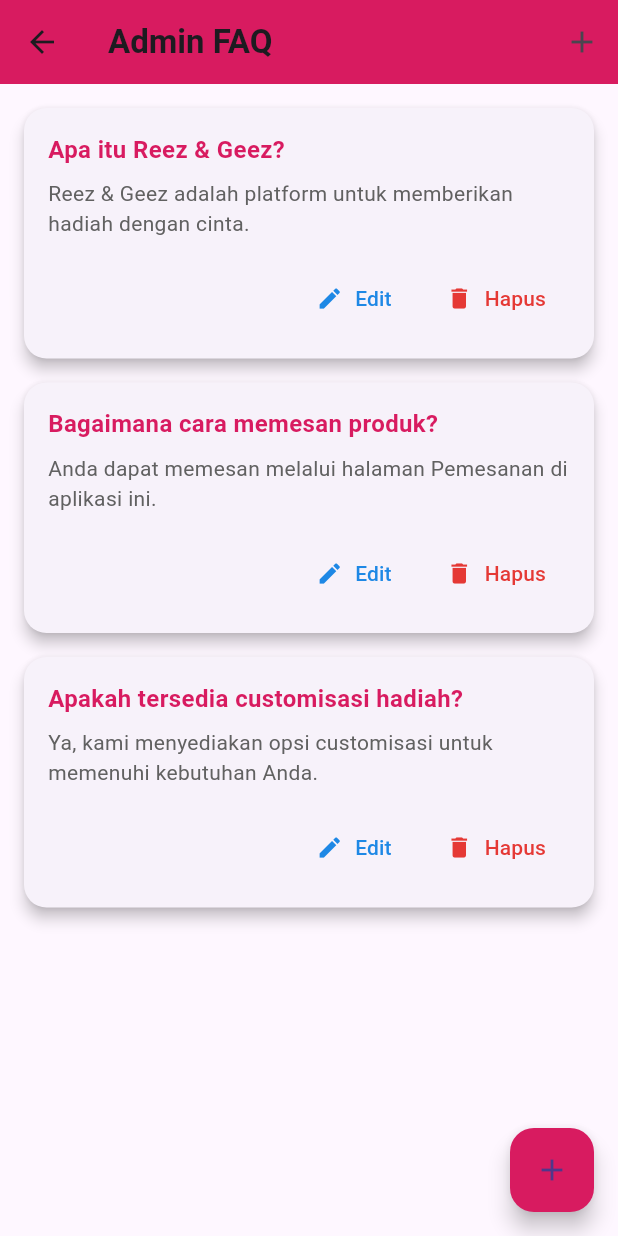
After one commit to fitraaromeo/ReezAndGeez, a Flutter app: the EditFaqPage screen opened by its route, on a phone screen of 412 x 824 dp. The commit adds this screen. Run offline on Flutter 3.47's test engine with Material 3 defaults, Android fonts, the phone set to English and light mode, and no system bars; our stand-ins replace get; Roboto replaces fonts that are missing (Montserrat).

Commit message:
Menambahkan Page edit FAQ dan FAQ

```diff
--- a/lib/app/modules/home/views/admin_page.dart
+++ b/lib/app/modules/home/views/admin_page.dart
@@ -139,7 +139,7 @@
                             width: double.infinity,
                             child: ElevatedButton(
                               onPressed: () {
-                                // Implement navigation or action for Edit FAQ
+                                Get.toNamed('/editfaq');
                               },
                               style: ElevatedButton.styleFrom(
                                 backgroundColor: Colors.pink.shade600,
--- a/lib/app/modules/home/views/customer_page.dart
+++ b/lib/app/modules/home/views/customer_page.dart
@@ -1,5 +1,6 @@
 import 'package:flutter/material.dart';
 import 'package:get/get.dart';
+import 'package:reez_and_geez1/app/modules/home/views/faq_page.dart';
 import 'package:reez_and_geez1/app/modules/home/views/order_form_page.dart';
 import 'catalog_page.dart'; // Import the CatalogPage
 
@@ -195,7 +196,7 @@
                               elevation: 6,
                             ),
                             onPressed: () {
-                              Get.snackbar("Info", "Menuju halaman FAQ!");
+                              Get.to(FaqPage());
                             },
                             child: Text(
                               'FAQ',
--- /dev/null
+++ b/lib/app/modules/home/views/edit_faq.dart
@@ -0,0 +1,138 @@
+import 'package:flutter/material.dart';
+import 'package:get/get.dart';
+
+class EditFaqPage extends StatelessWidget {
+  @override
+  Widget build(BuildContext context) {
+    // Data dummy FAQ
+    final List<Map<String, String>> faqData = [
+      {
+        'question': 'Apa itu Reez & Geez?',
+        'answer': 'Reez & Geez adalah platform untuk memberikan hadiah dengan cinta.'
+      },
+      {
+        'question': 'Bagaimana cara memesan produk?',
+        'answer': 'Anda dapat memesan melalui halaman Pemesanan di aplikasi ini.'
+      },
+      {
+        'question': 'Apakah tersedia customisasi hadiah?',
+        'answer': 'Ya, kami menyediakan opsi customisasi untuk memenuhi kebutuhan Anda.'
+      },
+    ];
+
+    return Scaffold(
+      appBar: AppBar(
+        title: Text(
+          'Admin FAQ',
+          style: TextStyle(
+            fontFamily: 'Montserrat',
+            fontWeight: FontWeight.bold,
+          ),
+        ),
+        backgroundColor: Colors.pink.shade600,
+        actions: [
+          IconButton(
+            icon: Icon(Icons.add),
+            onPressed: () {
+              // Placeholder untuk tambah FAQ
+              Get.snackbar('Info', 'Tambah FAQ baru!');
+            },
+          ),
+        ],
+      ),
+      body: Padding(
+        padding: const EdgeInsets.all(16.0),
+        child: ListView.builder(
+          itemCount: faqData.length,
+          itemBuilder: (context, index) {
+            return Card(
+              margin: EdgeInsets.only(bottom: 16),
+              elevation: 4,
+              shape: RoundedRectangleBorder(
+                borderRadius: BorderRadius.circular(15),
+              ),
+              child: Padding(
+                padding: const EdgeInsets.all(16.0),
+                child: Column(
+                  crossAxisAlignment: CrossAxisAlignment.start,
+                  children: [
+                    // Pertanyaan
+                    Text(
+                      faqData[index]['question']!,
+                      style: TextStyle(
+                        fontWeight: FontWeight.bold,
+                        fontSize: 16,
+                        fontFamily: 'Montserrat',
+                        color: Colors.pink.shade600,
+                      ),
+                    ),
+                    SizedBox(height: 8),
+                    // Jawaban
+                    Text(
+                      faqData[index]['answer']!,
+                      style: TextStyle(
+                        fontSize: 14,
+                        color: Colors.grey.shade700,
+                        fontFamily: 'Montserrat',
+                      ),
+                    ),
+                    SizedBox(height: 16),
+                    // Tombol Edit dan Hapus
+                    Row(
+                      mainAxisAlignment: MainAxisAlignment.end,
+                      children: [
+                        TextButton.icon(
+                          onPressed: () {
+                            // Placeholder untuk edit FAQ
+                            Get.snackbar('Edit', 'Edit FAQ: ${faqData[index]['question']}');
+                          },
+                          icon: Icon(
+                            Icons.edit,
+                            color: Colors.blue.shade600,
+                          ),
+                          label: Text(
+                            'Edit',
+                            style: TextStyle(
+                              fontFamily: 'Montserrat',
+                              color: Colors.blue.shade600,
+                            ),
+                          ),
+                        ),
+                        SizedBox(width: 8),
+                        TextButton.icon(
+                          onPressed: () {
+                            // Placeholder untuk hapus FAQ
+                            Get.snackbar('Hapus', 'Hapus FAQ: ${faqData[index]['question']}');
+                          },
+                          icon: Icon(
+                            Icons.delete,
+                            color: Colors.red.shade600,
+                          ),
+                          label: Text(
+                            'Hapus',
+                            style: TextStyle(
+                              fontFamily: 'Montserrat',
+                              color: Colors.red.shade600,
+                            ),
+                          ),
+                        ),
+                      ],
+                    ),
+                  ],
+                ),
+              ),
+            );
+          },
+        ),
+      ),
+      floatingActionButton: FloatingActionButton(
+        onPressed: () {
+          // Placeholder untuk tambah FAQ
+          Get.snackbar('Tambah FAQ', 'Form tambah FAQ akan ditampilkan.');
+        },
+        backgroundColor: Colors.pink.shade600,
+        child: Icon(Icons.add),
+      ),
+    );
+  }
+}
--- a/lib/app/routes/app_routes.dart
+++ b/lib/app/routes/app_routes.dart
@@ -1,7 +1,9 @@
 import 'package:get/get.dart';
 import 'package:reez_and_geez1/app/modules/home/views/catalog_page.dart';
 import 'package:reez_and_geez1/app/modules/home/views/custom_catalog.dart';
+import 'package:reez_and_geez1/app/modules/home/views/edit_faq.dart';
 import 'package:reez_and_geez1/app/modules/home/views/edit_porduct_page.dart';
+import 'package:reez_and_geez1/app/modules/home/views/faq_page.dart';
 import 'package:reez_and_geez1/app/modules/home/views/order_form_page.dart';
 import 'package:reez_and_geez1/app/modules/home/views/order_page.dart';
 import 'package:reez_and_geez1/app/modules/home/views/print_only_catalog.dart';
@@ -58,5 +60,13 @@
       name: '/orderpage',
       page: () => OrderPage(),
     ),
+    GetPage(
+      name: '/faqpage',
+      page: () => FaqPage(),
+    ),
+    GetPage(
+      name: '/editfaq',
+      page: () => EditFaqPage(),
+    ),
   ];
 }
```
Also changed, not shown: lib/app/modules/home/views/faq_page.dart (added, +161 -0 lines).
